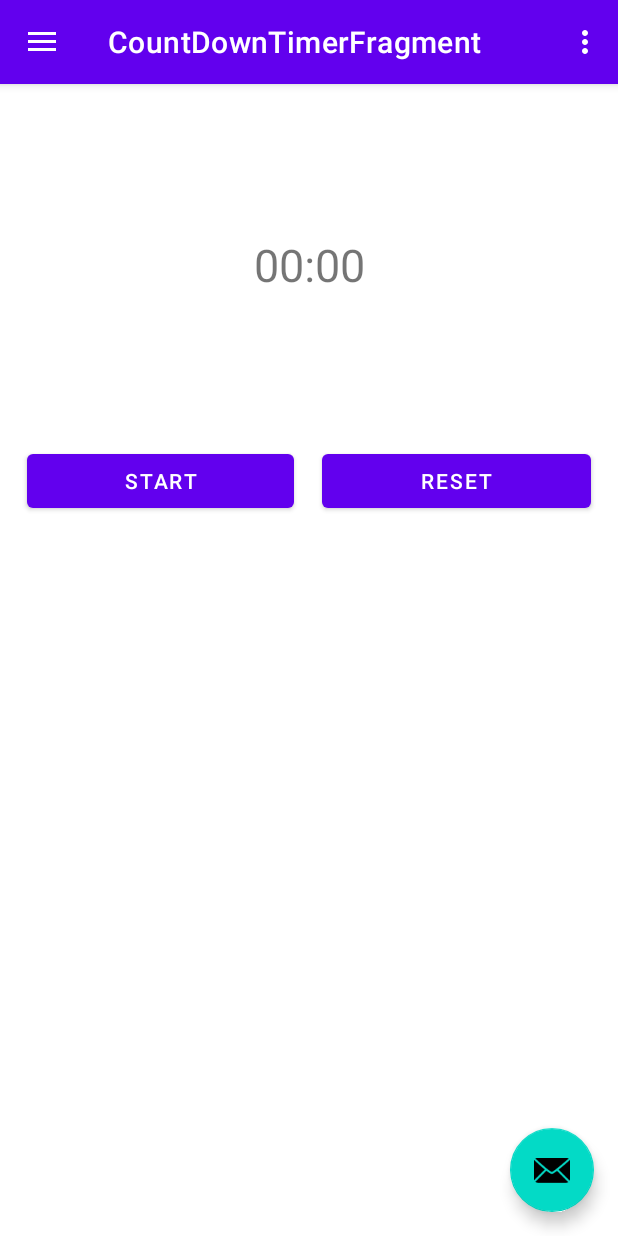
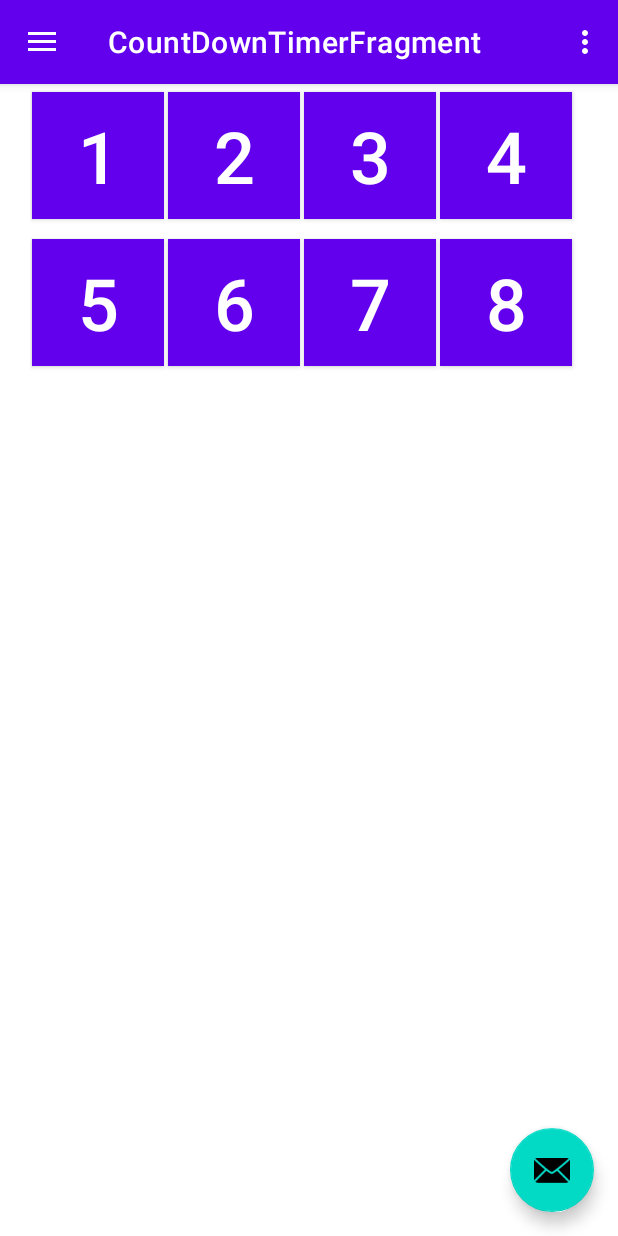
Before and after one commit to parmeshtoyou/MultiSampleApp, an Android app: the screen it shows after launch (MainActivity), in the side drawer, after a tap on "Countdown Timer", on a phone screen of 412 x 824 dp. Run offline under Robolectric (Android 15) with nearby library versions, the phone set to English and light mode, and no system bars; our stand-ins replace navigation-ui.

Commit message:
grid issue + stack over flow https://stackoverflow.com/questions/65161444/why-some-buttons-of-my-gridlayout-have-distance-and-they-arent-showing-on-the-a

```diff
--- a/app/build.gradle
+++ b/app/build.gradle
@@ -39,19 +39,21 @@ android {
 dependencies {
     implementation fileTree(dir: 'libs', include: ['*.jar'])
     implementation "org.jetbrains.kotlin:kotlin-stdlib-jdk7:$kotlin_version"
-    implementation 'androidx.appcompat:appcompat:1.1.0'
-    implementation 'androidx.core:core-ktx:1.3.0'
+    implementation 'androidx.appcompat:appcompat:1.2.0'
+    implementation 'androidx.core:core-ktx:1.3.1'
     implementation 'androidx.legacy:legacy-support-v4:1.0.0'
-    implementation 'com.google.android.material:material:1.1.0'
-    implementation 'androidx.constraintlayout:constraintlayout:1.1.3'
+    implementation 'com.google.android.material:material:1.2.1'
     implementation 'androidx.navigation:navigation-fragment:2.3.0'
     implementation 'androidx.navigation:navigation-ui:2.3.0'
     implementation 'androidx.lifecycle:lifecycle-extensions:2.2.0'
     implementation 'androidx.navigation:navigation-fragment-ktx:2.3.0'
     implementation 'androidx.navigation:navigation-ui-ktx:2.3.0'
+    implementation "androidx.constraintlayout:constraintlayout:2.0.1"
+    implementation 'androidx.gridlayout:gridlayout:1.0.0'
+
     testImplementation 'junit:junit:4.13'
-    androidTestImplementation 'androidx.test.ext:junit:1.1.1'
-    androidTestImplementation 'androidx.test.espresso:espresso-core:3.2.0'
+    androidTestImplementation 'androidx.test.ext:junit:1.1.2'
+    androidTestImplementation 'androidx.test.espresso:espresso-core:3.3.0'
     implementation 'androidx.cardview:cardview:1.0.0'
     implementation 'androidx.recyclerview:recyclerview:1.1.0'
 }
--- a/app/src/main/java/com/example/multisampleapp/MainActivity.kt
+++ b/app/src/main/java/com/example/multisampleapp/MainActivity.kt
@@ -2,6 +2,7 @@ package com.example.multisampleapp
 
 import android.os.Bundle
 import android.view.Menu
+import android.view.WindowManager
 import com.google.android.material.floatingactionbutton.FloatingActionButton
 import com.google.android.material.snackbar.Snackbar
 import com.google.android.material.navigation.NavigationView
@@ -20,6 +21,10 @@ class MainActivity : AppCompatActivity() {
 
     override fun onCreate(savedInstanceState: Bundle?) {
         super.onCreate(savedInstanceState)
+
+        //add restriction for screenshot
+        window.setFlags(WindowManager.LayoutParams.FLAG_SECURE, WindowManager.LayoutParams.FLAG_SECURE)
+
         setContentView(R.layout.activity_main)
         val toolbar: Toolbar = findViewById(R.id.toolbar)
         setSupportActionBar(toolbar)
--- a/app/src/main/java/com/example/multisampleapp/ui/home/HomeFragment.kt
+++ b/app/src/main/java/com/example/multisampleapp/ui/home/HomeFragment.kt
@@ -1,5 +1,8 @@
 package com.example.multisampleapp.ui.home
 
+import android.content.ClipData
+import android.content.ClipboardManager
+import android.content.Context.CLIPBOARD_SERVICE
 import android.os.Bundle
 import android.view.View
 import androidx.fragment.app.Fragment
@@ -21,6 +24,10 @@ class HomeFragment : Fragment(R.layout.fragment_home) {
         initView()
         initViewModel()
         observeItemList()
+
+        (requireActivity().getSystemService(CLIPBOARD_SERVICE) as ClipboardManager).apply {
+            setPrimaryClip(ClipData.newPlainText("simple text", "some other text"))
+        }
     }
 
     private fun initView() {
--- a/app/src/main/java/com/example/multisampleapp/ui/timer/CountDownTimerFragment.kt
+++ b/app/src/main/java/com/example/multisampleapp/ui/timer/CountDownTimerFragment.kt
@@ -5,7 +5,7 @@ import android.view.View
 import androidx.fragment.app.Fragment
 import com.example.multisampleapp.R
 
-class CountDownTimerFragment: Fragment(R.layout.fragment_count_down_timer) {
+class CountDownTimerFragment: Fragment(R.layout.grid_layout) {
 
     override fun onViewCreated(view: View, savedInstanceState: Bundle?) {
         super.onViewCreated(view, savedInstanceState)
--- a/app/src/main/res/layout/fragment_count_down_timer.xml
+++ b/app/src/main/res/layout/fragment_count_down_timer.xml
@@ -1,5 +1,6 @@
 <?xml version="1.0" encoding="utf-8"?>
-<androidx.constraintlayout.widget.ConstraintLayout xmlns:android="http://schemas.android.com/apk/res/android"
+<androidx.constraintlayout.widget.ConstraintLayout
+    xmlns:android="http://schemas.android.com/apk/res/android"
     xmlns:app="http://schemas.android.com/apk/res-auto"
     xmlns:tools="http://schemas.android.com/tools"
     android:layout_width="match_parent"
--- /dev/null
+++ b/app/src/main/res/layout/grid_layout.xml
@@ -0,0 +1,131 @@
+<?xml version="1.0" encoding="utf-8"?>
+<androidx.constraintlayout.widget.ConstraintLayout xmlns:android="http://schemas.android.com/apk/res/android"
+    xmlns:app="http://schemas.android.com/apk/res-auto"
+    xmlns:tools="http://schemas.android.com/tools"
+    android:layout_width="match_parent"
+    android:layout_height="match_parent"
+    android:orientation="vertical">
+
+    <androidx.gridlayout.widget.GridLayout
+        android:id="@+id/gridlayout"
+        android:layout_width="0dp"
+        android:layout_height="367dp"
+        android:layout_gravity="center"
+        android:layout_marginStart="20dp"
+        android:layout_marginTop="4dp"
+        android:layout_marginEnd="20dp"
+        android:layout_marginBottom="73dp"
+        app:columnCount="4"
+        app:layout_constraintEnd_toEndOf="parent"
+        app:layout_constraintLeft_toLeftOf="parent"
+        app:layout_constraintRight_toRightOf="parent"
+        app:layout_constraintStart_toStartOf="parent"
+        app:layout_constraintTop_toTopOf="parent"
+        app:orientation="vertical"
+        app:rowCount="5">
+
+        <Button
+            android:id="@+id/button1"
+            android:layout_width="wrap_content"
+            android:layout_height="wrap_content"
+            android:layout_margin="1dp"
+            android:layout_marginBottom="12dp"
+            android:background="@android:color/holo_orange_dark"
+            android:text="1"
+            android:textColor="@android:color/background_light"
+            android:textSize="48sp"
+            app:layout_column="0"
+            app:layout_row="1" />
+
+        <Button
+            android:id="@+id/button2"
+            android:layout_width="wrap_content"
+            android:layout_height="wrap_content"
+            android:layout_margin="1dp"
+            android:layout_marginBottom="12dp"
+            android:background="@android:color/holo_orange_dark"
+            android:text="2"
+            android:textColor="@android:color/background_light"
+            android:textSize="48sp"
+            app:layout_column="1"
+            app:layout_row="1" />
+
+        <Button
+            android:id="@+id/button3"
+            android:layout_width="wrap_content"
+            android:layout_height="wrap_content"
+            android:layout_margin="1dp"
+            android:layout_marginBottom="12dp"
+            android:background="@android:color/holo_orange_dark"
+            android:text="3"
+            android:textColor="@android:color/background_light"
+            android:textSize="48sp"
+            app:layout_column="2"
+            app:layout_row="1" />
+
+        <Button
+            android:id="@+id/button4"
+            android:layout_width="wrap_content"
+            android:layout_height="wrap_content"
+            android:layout_margin="1dp"
+            android:layout_marginBottom="12dp"
+            android:background="@android:color/holo_orange_dark"
+            android:text="4"
+            android:textColor="@android:color/background_light"
+            android:textSize="48sp"
+            app:layout_column="3"
+            app:layout_row="1" />
+
+        <Button
+            android:id="@+id/button5"
+            android:layout_width="wrap_content"
+            android:layout_height="wrap_content"
+            android:layout_margin="1dp"
+            android:layout_marginBottom="12dp"
+            android:background="@android:color/holo_orange_dark"
+            android:text="5"
+            android:textColor="@android:color/background_light"
+            android:textSize="48sp"
+            app:layout_column="0"
+            app:layout_row="2" />
+
+        <Button
+            android:id="@+id/button6"
+            android:layout_width="wrap_content"
+            android:layout_height="wrap_content"
+            android:layout_margin="1dp"
+            android:layout_marginBottom="12dp"
+            android:background="@android:color/holo_orange_dark"
+            android:text="6"
+            android:textColor="@android:color/background_light"
+            android:textSize="48sp"
+            app:layout_column="1"
+            app:layout_row="2" />
+
+        <Button
+            android:id="@+id/button7"
+            android:layout_width="wrap_content"
+            android:layout_height="wrap_content"
+            android:layout_margin="1dp"
+            android:layout_marginBottom="12dp"
+            android:background="@android:color/holo_orange_dark"
+            android:text="7"
+            android:textColor="@android:color/background_light"
+            android:textSize="48sp"
+            app:layout_column="2"
+            app:layout_row="2" />
+
+        <Button
+            android:id="@+id/button8"
+            android:layout_width="wrap_content"
+            android:layout_height="wrap_content"
+            android:layout_margin="1dp"
+            android:layout_marginBottom="12dp"
+            android:background="@android:color/holo_orange_dark"
+            android:text="8"
+            android:textColor="@android:color/background_light"
+            android:textSize="48sp"
+            app:layout_column="3"
+            app:layout_row="2" />
+    </androidx.gridlayout.widget.GridLayout>
+</androidx.constraintlayout.widget.ConstraintLayout>
```
